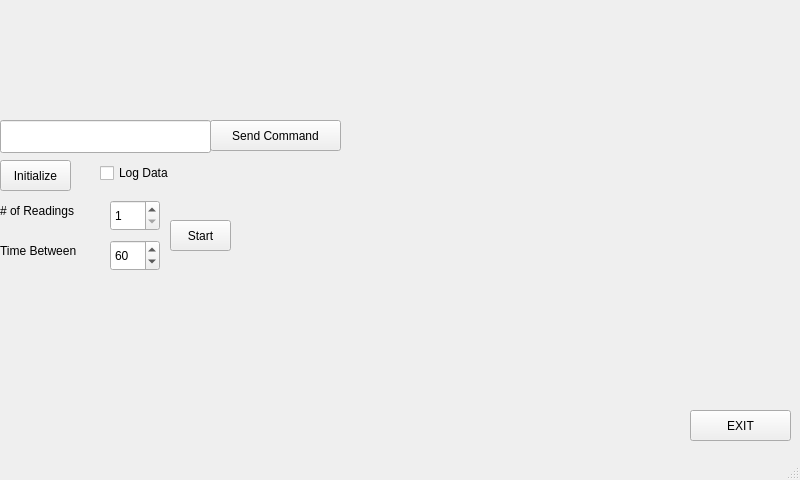
Qt form mainwindow.ui (GeorgeIoak/QtSerialPort) before a commit.
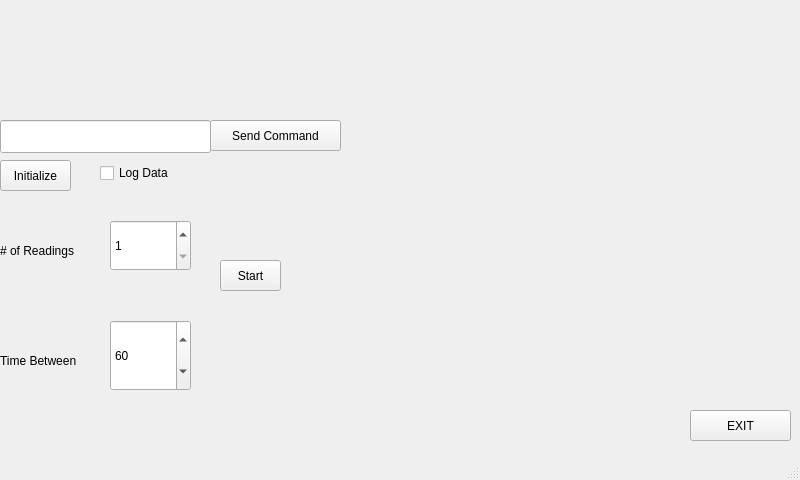
The same form after that commit. Icons and pictures are not drawn.

The edit to the form file:
```diff
--- a/mainwindow.ui
+++ b/mainwindow.ui
@@ -83,8 +83,8 @@
    <widget class="QPushButton" name="btnTake1">
     <property name="geometry">
      <rect>
-      <x>170</x>
-      <y>220</y>
+      <x>220</x>
+      <y>260</y>
       <width>61</width>
       <height>31</height>
      </rect>
@@ -110,9 +110,9 @@
     <property name="geometry">
      <rect>
       <x>110</x>
-      <y>200</y>
-      <width>50</width>
-      <height>31</height>
+      <y>220</y>
+      <width>81</width>
+      <height>51</height>
      </rect>
     </property>
     <property name="minimum">
@@ -123,9 +123,9 @@
     <property name="geometry">
      <rect>
       <x>110</x>
-      <y>240</y>
-      <width>50</width>
-      <height>31</height>
+      <y>320</y>
+      <width>81</width>
+      <height>71</height>
      </rect>
     </property>
     <property name="minimum">
@@ -139,7 +139,7 @@
     <property name="geometry">
      <rect>
       <x>0</x>
-      <y>200</y>
+      <y>240</y>
       <width>101</width>
       <height>21</height>
      </rect>
@@ -152,7 +152,7 @@
     <property name="geometry">
      <rect>
       <x>0</x>
-      <y>240</y>
+      <y>350</y>
       <width>101</width>
       <height>21</height>
      </rect>
```
